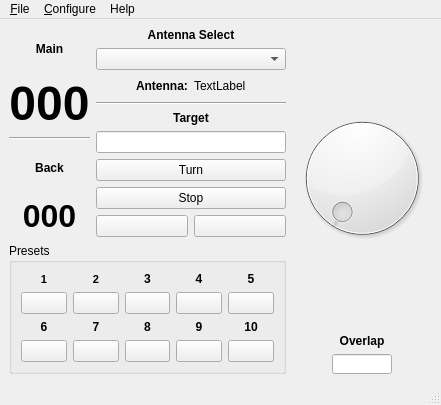
Before: the Qt Designer form mqt/MqtRotator/rotatormainwindow.ui in zsteva/backup-minos2, drawn with Qt 5.
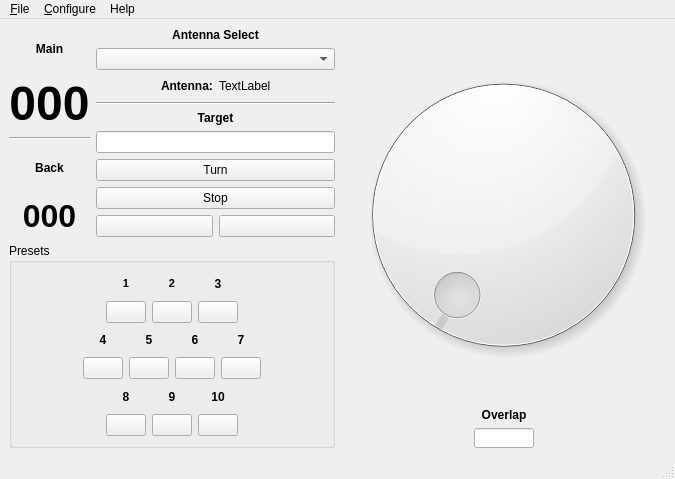
After: the same form once the commit is applied. Custom widgets are drawn as their Qt base class.

Patch:
```diff
--- a/mqt/MqtRotator/rotatormainwindow.ui
+++ b/mqt/MqtRotator/rotatormainwindow.ui
@@ -2,13 +2,21 @@
 <ui version="4.0">
  <class>RotatorMainWindow</class>
  <widget class="QMainWindow" name="RotatorMainWindow">
+  <property name="geometry">
+   <rect>
+    <x>0</x>
+    <y>0</y>
+    <width>675</width>
+    <height>479</height>
+   </rect>
+  </property>
   <property name="windowTitle">
    <string>Minos Rotator</string>
   </property>
   <widget class="QWidget" name="centralwidget">
-   <layout class="QHBoxLayout" name="horizontalLayout_5">
+   <layout class="QHBoxLayout" name="horizontalLayout_9">
     <item>
-     <layout class="QVBoxLayout" name="verticalLayout_15">
+     <layout class="QVBoxLayout" name="verticalLayout_16">
       <item>
        <layout class="QHBoxLayout" name="horizontalLayout_3">
         <item>
@@ -239,8 +247,23 @@
         <property name="title">
          <string>Presets</string>
         </property>
-        <layout class="QGridLayout" name="gridLayout">
-         <item row="0" column="0">
+        <layout class="QVBoxLayout" name="verticalLayout_15">
+         <item>
+          <layout class="QHBoxLayout" name="horizontalLayout_5">
+           <item>
+            <spacer name="horizontalSpacer_5">
+             <property name="orientation">
+              <enum>Qt::Horizontal</enum>
+             </property>
+             <property name="sizeHint" stdset="0">
+              <size>
+               <width>40</width>
+               <height>20</height>
+              </size>
+             </property>
+            </spacer>
+           </item>
+           <item>
           <layout class="QVBoxLayout" name="verticalLayout_5">
            <item>
             <widget class="QLabel" name="label_2">
@@ -271,7 +294,7 @@
            </item>
           </layout>
          </item>
-         <item row="0" column="1">
+           <item>
           <layout class="QVBoxLayout" name="verticalLayout_6">
            <item>
             <widget class="QLabel" name="label_3">
@@ -302,7 +325,7 @@
            </item>
           </layout>
          </item>
-         <item row="0" column="2">
+           <item>
           <layout class="QVBoxLayout" name="verticalLayout_7">
            <item>
             <widget class="QLabel" name="label_6">
@@ -332,7 +355,37 @@
            </item>
           </layout>
          </item>
-         <item row="0" column="3">
+           <item>
+            <spacer name="horizontalSpacer_6">
+             <property name="orientation">
+              <enum>Qt::Horizontal</enum>
+             </property>
+             <property name="sizeHint" stdset="0">
+              <size>
+               <width>40</width>
+               <height>20</height>
+              </size>
+             </property>
+            </spacer>
+           </item>
+          </layout>
+         </item>
+         <item>
+          <layout class="QHBoxLayout" name="horizontalLayout_6">
+           <item>
+            <spacer name="horizontalSpacer_9">
+             <property name="orientation">
+              <enum>Qt::Horizontal</enum>
+             </property>
+             <property name="sizeHint" stdset="0">
+              <size>
+               <width>40</width>
+               <height>20</height>
+              </size>
+             </property>
+            </spacer>
+           </item>
+           <item>
           <layout class="QVBoxLayout" name="verticalLayout_8">
            <item>
             <widget class="QLabel" name="label_7">
@@ -362,7 +415,7 @@
            </item>
           </layout>
          </item>
-         <item row="0" column="4">
+           <item>
           <layout class="QVBoxLayout" name="verticalLayout_9">
            <item>
             <widget class="QLabel" name="label_8">
@@ -392,7 +445,7 @@
            </item>
           </layout>
          </item>
-         <item row="1" column="0">
+           <item>
           <layout class="QVBoxLayout" name="verticalLayout_10">
            <item>
             <widget class="QLabel" name="label_9">
@@ -422,7 +475,7 @@
            </item>
           </layout>
          </item>
-         <item row="1" column="1">
+           <item>
           <layout class="QVBoxLayout" name="verticalLayout_11">
            <item>
             <widget class="QLabel" name="label_10">
@@ -452,7 +505,37 @@
            </item>
           </layout>
          </item>
-         <item row="1" column="2">
+           <item>
+            <spacer name="horizontalSpacer_10">
+             <property name="orientation">
+              <enum>Qt::Horizontal</enum>
+             </property>
+             <property name="sizeHint" stdset="0">
+              <size>
+               <width>40</width>
+               <height>20</height>
+              </size>
+             </property>
+            </spacer>
+           </item>
+          </layout>
+         </item>
+         <item>
+          <layout class="QHBoxLayout" name="horizontalLayout_7">
+           <item>
+            <spacer name="horizontalSpacer_7">
+             <property name="orientation">
+              <enum>Qt::Horizontal</enum>
+             </property>
+             <property name="sizeHint" stdset="0">
+              <size>
+               <width>40</width>
+               <height>20</height>
+              </size>
+             </property>
+            </spacer>
+           </item>
+           <item>
           <layout class="QVBoxLayout" name="verticalLayout_12">
            <item>
             <widget class="QLabel" name="label_11">
@@ -482,7 +565,7 @@
            </item>
           </layout>
          </item>
-         <item row="1" column="3">
+           <item>
           <layout class="QVBoxLayout" name="verticalLayout_13">
            <item>
             <widget class="QLabel" name="label_12">
@@ -512,7 +595,7 @@
            </item>
           </layout>
          </item>
-         <item row="1" column="4">
+           <item>
           <layout class="QVBoxLayout" name="verticalLayout_14">
            <item>
             <widget class="QLabel" name="label_13">
@@ -542,6 +625,21 @@
            </item>
           </layout>
          </item>
+           <item>
+            <spacer name="horizontalSpacer_8">
+             <property name="orientation">
+              <enum>Qt::Horizontal</enum>
+             </property>
+             <property name="sizeHint" stdset="0">
+              <size>
+               <width>40</width>
+               <height>20</height>
+              </size>
+             </property>
+            </spacer>
+           </item>
+          </layout>
+         </item>
         </layout>
        </widget>
       </item>
@@ -640,7 +738,7 @@
     <rect>
      <x>0</x>
      <y>0</y>
-     <width>634</width>
+     <width>675</width>
      <height>21</height>
     </rect>
    </property>
```
Lines whose indentation alone changed are shown as unchanged.
